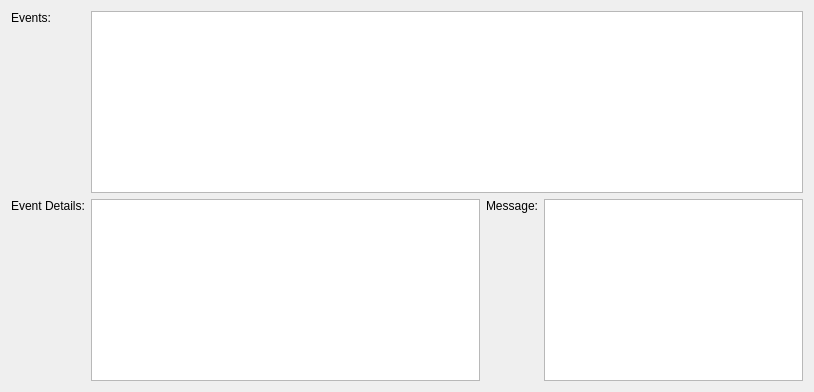
This is vcs/widgets/vcseventwidget.ui in KDE/kdevelop as Qt 5 draws it before an edit. The edited form follows.
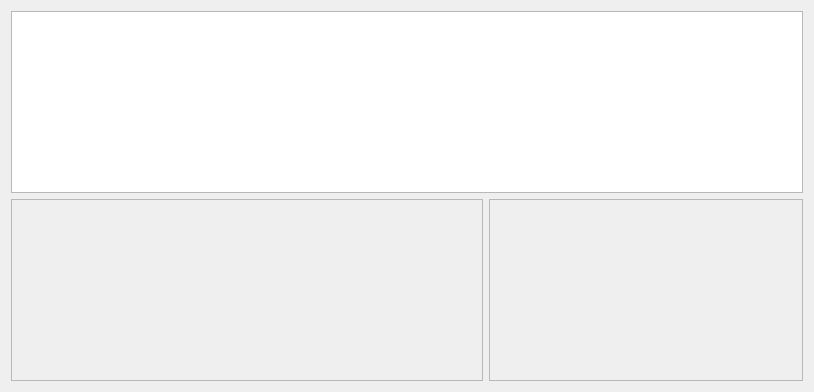
This is the edited form.

Commit message:
Remove the labels from the eventwidget to give more room to actual content (in order to see more of the history of commit messages). Set itemview and message to disabled when no event is selected
REVIEW:113323

Diff of the .ui file:
```diff
--- a/vcs/widgets/vcseventwidget.ui
+++ b/vcs/widgets/vcseventwidget.ui
@@ -10,27 +10,17 @@
     <height>392</height>
    </rect>
   </property>
+  <property name="minimumSize">
+   <size>
+    <width>814</width>
+    <height>392</height>
+   </size>
+  </property>
   <property name="windowTitle">
    <string>Logview</string>
   </property>
   <layout class="QGridLayout">
-   <item row="0" column="0">
-    <widget class="QLabel" name="label">
-     <property name="text">
-      <string>Events:</string>
-     </property>
-     <property name="textFormat">
-      <enum>Qt::PlainText</enum>
-     </property>
-     <property name="alignment">
-      <set>Qt::AlignLeading|Qt::AlignLeft|Qt::AlignTop</set>
-     </property>
-     <property name="buddy">
-      <cstring>eventView</cstring>
-     </property>
-    </widget>
-   </item>
-   <item row="0" column="1" colspan="3">
+   <item row="0" column="0" colspan="2">
     <widget class="QTableView" name="eventView">
      <property name="alternatingRowColors">
       <bool>true</bool>
@@ -56,46 +46,10 @@
     </widget>
    </item>
    <item row="1" column="0">
-    <widget class="QLabel" name="label_2">
-     <property name="text">
-      <string>Event Details:</string>
-     </property>
-     <property name="textFormat">
-      <enum>Qt::PlainText</enum>
-     </property>
-     <property name="alignment">
-      <set>Qt::AlignLeading|Qt::AlignLeft|Qt::AlignTop</set>
-     </property>
-    </widget>
-   </item>
-   <item row="1" column="2">
-    <widget class="QLabel" name="label_3">
-     <property name="text">
-      <string>Message:</string>
-     </property>
-     <property name="alignment">
-      <set>Qt::AlignLeading|Qt::AlignLeft|Qt::AlignTop</set>
-     </property>
-     <property name="buddy">
-      <cstring>message</cstring>
-     </property>
-    </widget>
-   </item>
-   <item row="1" column="3">
-    <widget class="QTextBrowser" name="message">
-     <property name="sizePolicy">
-      <sizepolicy hsizetype="Expanding" vsizetype="Expanding">
-       <horstretch>2</horstretch>
-       <verstretch>0</verstretch>
-      </sizepolicy>
-     </property>
-     <property name="acceptRichText">
-      <bool>false</bool>
-     </property>
-    </widget>
-   </item>
-   <item row="1" column="1">
     <widget class="QTreeView" name="itemEventView">
+     <property name="enabled">
+      <bool>false</bool>
+     </property>
      <property name="sizePolicy">
       <sizepolicy hsizetype="Expanding" vsizetype="Expanding">
        <horstretch>3</horstretch>
@@ -119,6 +73,22 @@
      </property>
     </widget>
    </item>
+   <item row="1" column="1">
+    <widget class="QTextBrowser" name="message">
+     <property name="enabled">
+      <bool>false</bool>
+     </property>
+     <property name="sizePolicy">
+      <sizepolicy hsizetype="Expanding" vsizetype="Expanding">
+       <horstretch>2</horstretch>
+       <verstretch>0</verstretch>
+      </sizepolicy>
+     </property>
+     <property name="acceptRichText">
+      <bool>false</bool>
+     </property>
+    </widget>
+   </item>
   </layout>
  </widget>
  <tabstops>
```
The commit also changes 1 other file.
